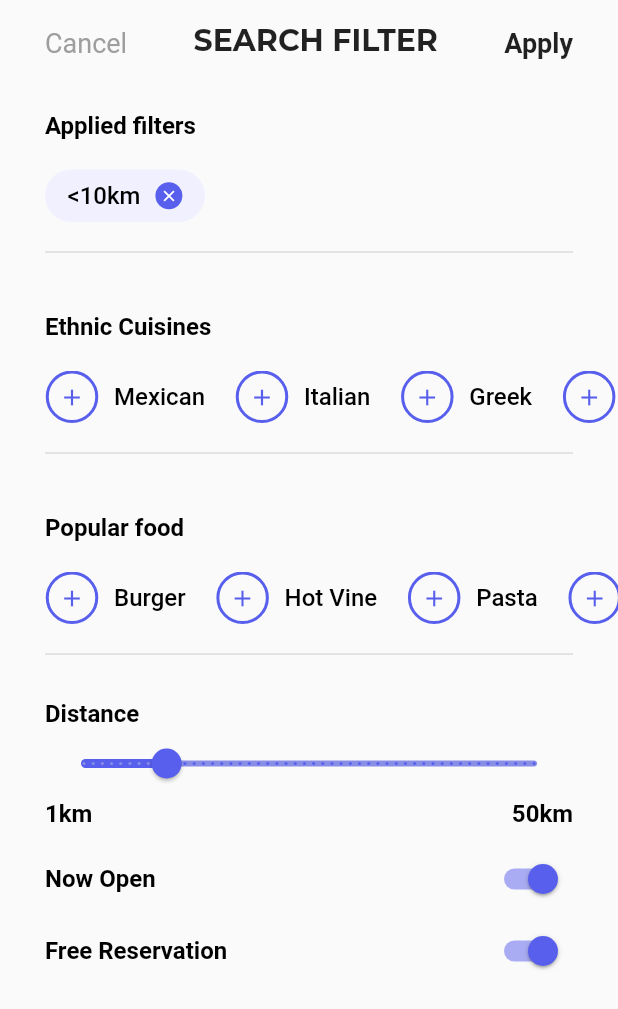
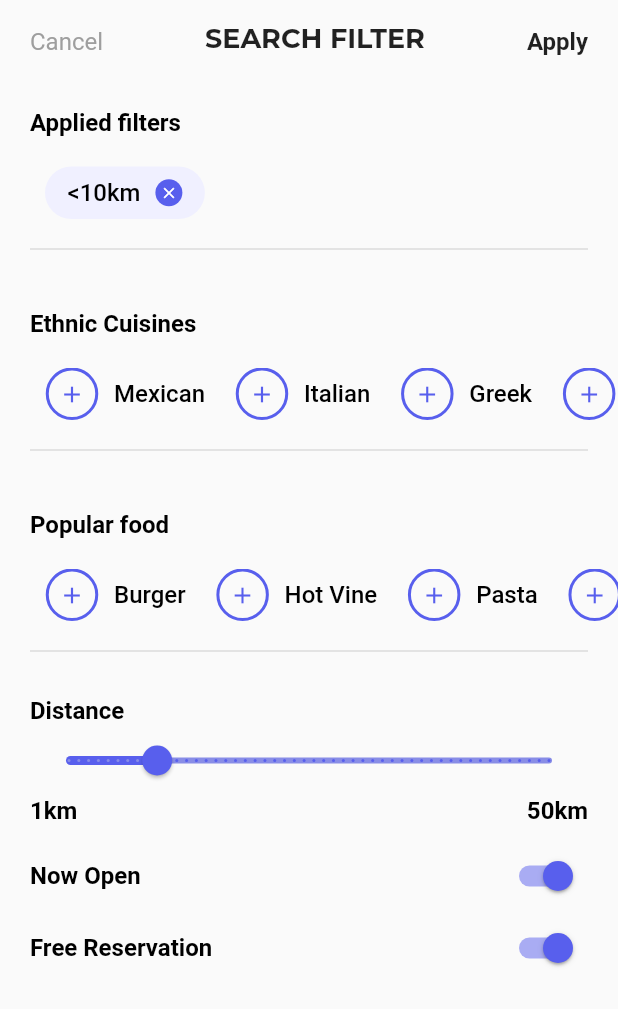
Before and after one commit to Pjcheats/kalidemo, a Flutter app: the screen it shows after launch, after a tap on the "filter alt" icon, on a phone screen of 412 x 824 dp. Shown: the top 1009 px of the screen. Run offline on Flutter 3.47's test engine with Material 2 defaults, Android fonts, the phone set to English and light mode, and no system bars; our stand-ins replace google_fonts, google_maps_flutter; Roboto replaces fonts that are missing (Alexandria).

Commit message:
font adjusted

```diff
--- a/lib/Pages/filter_page.dart
+++ b/lib/Pages/filter_page.dart
@@ -28,7 +28,7 @@ class _FilterPageState extends State<FilterPage> {
           crossAxisAlignment: CrossAxisAlignment.start,
           children: [
             Padding(
-              padding: const EdgeInsets.symmetric(vertical: 15, horizontal: 30),
+              padding: const EdgeInsets.symmetric(vertical: 15, horizontal: 20),
               child: Row(
                 crossAxisAlignment: CrossAxisAlignment.end,
                 mainAxisAlignment: MainAxisAlignment.spaceBetween,
@@ -39,13 +39,13 @@ class _FilterPageState extends State<FilterPage> {
                     },
                     child: Text(
                       'Cancel',
-                      style: TextStyle(color: Colors.grey, fontSize: 18),
+                      style: TextStyle(color: Colors.grey, fontSize: 16),
                     ),
                   ),
                   Text('SEARCH FILTER',
                       style: GoogleFonts.montserrat(
                               fontWeight: FontWeight.bold
-                              ,fontSize: 20
+                              ,fontSize: 18
                             )),
                   InkWell(
                     onTap: () {
@@ -53,14 +53,14 @@ class _FilterPageState extends State<FilterPage> {
                     },
                     child: Text(
                       'Apply',
-                      style: TextStyle(fontSize: 18, fontWeight: FontWeight.bold),
+                      style: TextStyle(fontSize: 16, fontWeight: FontWeight.bold),
                     ),
                   ),
                 ],
               ),
             ),
             Padding(
-              padding: EdgeInsets.symmetric(vertical: 20, horizontal: 30),
+              padding: EdgeInsets.symmetric(vertical: 20, horizontal: 20),
               child: Text(
                 "Applied filters",
                 style: _textStyle,
@@ -84,14 +84,14 @@ class _FilterPageState extends State<FilterPage> {
               ),
             ),
             Padding(
-              padding: EdgeInsets.symmetric(horizontal: 30),
+              padding: EdgeInsets.symmetric(horizontal: 20),
               child: Divider(
                 thickness: 1,
                 height: 40,
               ),
             ),
             Padding(
-              padding: EdgeInsets.symmetric(vertical: 20, horizontal: 30),
+              padding: EdgeInsets.symmetric(vertical: 20, horizontal: 20),
               child: Text(
                 "Ethnic Cuisines",
                 style: _textStyle,
@@ -130,14 +130,14 @@ class _FilterPageState extends State<FilterPage> {
                   ],
                 )),
             Padding(
-              padding: EdgeInsets.symmetric(horizontal: 30),
+              padding: EdgeInsets.symmetric(horizontal: 20),
               child: Divider(
                 thickness: 1,
                 height: 40,
               ),
             ),
             Padding(
-              padding: EdgeInsets.symmetric(vertical: 20, horizontal: 30),
+              padding: EdgeInsets.symmetric(vertical: 20, horizontal: 20),
               child: Text(
                 "Popular food",
                 style: _textStyle,
@@ -176,14 +176,14 @@ class _FilterPageState extends State<FilterPage> {
                   ],
                 )),
             Padding(
-              padding: EdgeInsets.symmetric(horizontal: 30),
+              padding: EdgeInsets.symmetric(horizontal: 20),
               child: Divider(
                 thickness: 1,
                 height: 40,
               ),
             ),
             Padding(
-              padding: EdgeInsets.symmetric(vertical: 10, horizontal: 30),
+              padding: EdgeInsets.symmetric(vertical: 10, horizontal: 20),
               child: Column(
                 crossAxisAlignment: CrossAxisAlignment.start,
                 children: [
--- a/lib/Pages/home_page.dart
+++ b/lib/Pages/home_page.dart
@@ -48,7 +48,7 @@ class HomePageState extends State<HomePage> {
                   ], begin: Alignment.topCenter, end: Alignment.bottomCenter)),
                   child: Padding(
                     padding: const EdgeInsets.symmetric(
-                        vertical: 15, horizontal: 30),
+                        vertical: 15, horizontal: 20),
                     child: Row(
                       mainAxisAlignment: MainAxisAlignment.spaceBetween,
                       children: [
@@ -58,7 +58,7 @@ class HomePageState extends State<HomePage> {
                         ),
                         Text('VENUES NEAR YOU',
                             style: GoogleFonts.montserrat(
-                                fontWeight: FontWeight.bold, fontSize: 20)),
+                                fontWeight: FontWeight.bold, fontSize: 18)),
                         InkWell(
                           onTap: () {
                             Navigator.push(
@@ -79,19 +79,19 @@ class HomePageState extends State<HomePage> {
                   height: 10,
                 ),
                 Padding(
-                  padding: const EdgeInsets.symmetric(horizontal: 30),
+                  padding: const EdgeInsets.symmetric(horizontal: 20),
                   child: Container(
                     decoration: BoxDecoration(
                         borderRadius: BorderRadius.circular(50),
                         color: Colors.white),
                     child: Padding(
-                      padding: const EdgeInsets.symmetric(horizontal: 20),
+                      padding: const EdgeInsets.symmetric(horizontal: 10),
                       child: TextField(
 
                         decoration: InputDecoration(
                           hintStyle: TextStyle(
+                            fontSize: 14,
                             fontWeight: FontWeight.bold,
-
                           ),
                             hintText: 'e.g. burger, fries, pasta',
                             prefixIcon: Icon(
@@ -108,7 +108,7 @@ class HomePageState extends State<HomePage> {
                   height: 20,
                 ),
                 Padding(
-                  padding: EdgeInsets.symmetric(horizontal: 30),
+                  padding: EdgeInsets.symmetric(horizontal: 20),
                   child: Text(
                     '1100 S FLOWER St',
                     style: TextStyle(
```
